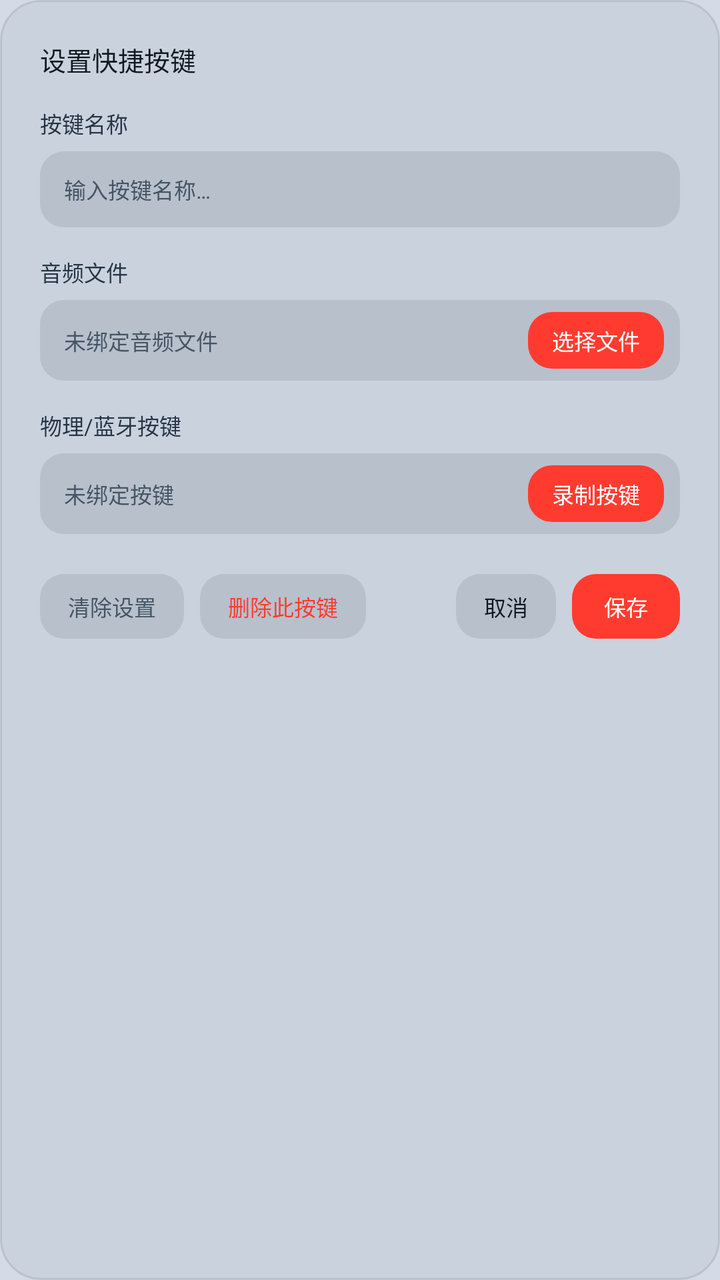
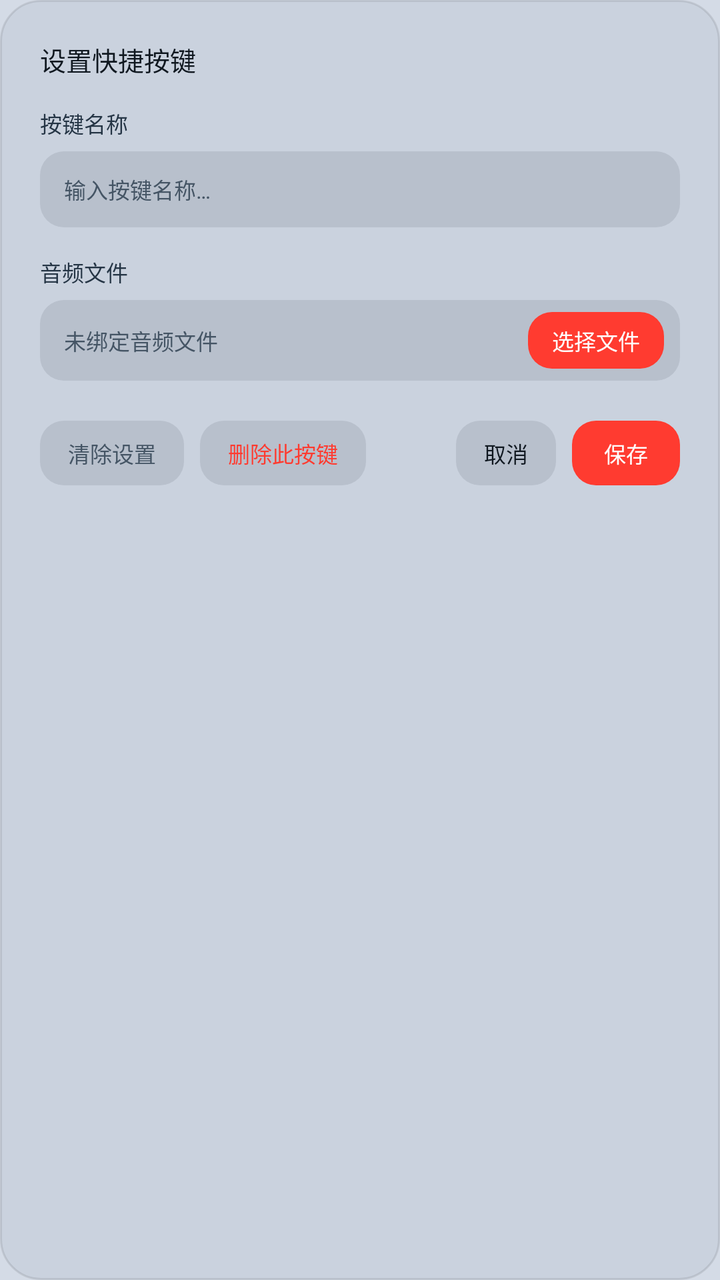

Screens rendered from an Android XML layout before and after an edit, with the pre-edit source and the edit as a unified diff.
<!-- AndroidManifest.xml: application theme Theme.Hey -->
<!-- res/layout/dialog_quick_sound_setup.xml -->
<?xml version="1.0" encoding="utf-8"?>
<LinearLayout xmlns:android="http://schemas.android.com/apk/res/android"
    android:layout_width="match_parent"
    android:layout_height="wrap_content"
    android:background="@drawable/bg_dialog"
    android:orientation="vertical"
    android:padding="20dp">

    <TextView
        android:id="@+id/dialogTitle"
        android:layout_width="wrap_content"
        android:layout_height="wrap_content"
        android:fontFamily="sans-serif-medium"
        android:text="@string/quick_sound_dialog_title"
        android:textColor="@color/on_surface"
        android:textSize="@dimen/dialog_title_size" />

    <TextView
        android:layout_width="wrap_content"
        android:layout_height="wrap_content"
        android:layout_marginTop="14dp"
        android:text="@string/quick_sound_name_label"
        android:textColor="@color/on_surface_dim"
        android:textSize="@dimen/dialog_body_size" />

    <EditText
        android:id="@+id/editSoundName"
        android:layout_width="match_parent"
        android:layout_height="38dp"
        android:layout_marginTop="6dp"
        android:background="@drawable/bg_dialog_input"
        android:hint="@string/quick_sound_name_hint"
        android:maxLines="1"
        android:singleLine="true"
        android:paddingStart="12dp"
        android:paddingEnd="12dp"
        android:textColor="@color/on_surface"
        android:textColorHint="@color/on_surface_muted"
        android:textSize="@dimen/dialog_input_size" />

    <TextView
        android:layout_width="wrap_content"
        android:layout_height="wrap_content"
        android:layout_marginTop="14dp"
        android:text="@string/quick_sound_file_label"
        android:textColor="@color/on_surface_dim"
        android:textSize="@dimen/dialog_body_size" />

    
    <LinearLayout
        android:layout_width="match_parent"
        android:layout_height="wrap_content"
        android:layout_marginTop="6dp"
        android:background="@drawable/bg_dialog_input"
        android:gravity="center_vertical"
        android:orientation="horizontal"
        android:paddingStart="12dp"
        android:paddingEnd="8dp"
        android:paddingTop="6dp"
        android:paddingBottom="6dp">

        <TextView
            android:id="@+id/selectedFileText"
            android:layout_width="0dp"
            android:layout_height="wrap_content"
            android:layout_weight="1"
            android:ellipsize="middle"
            android:singleLine="true"
            android:text="@string/quick_sound_no_file"
            android:textColor="@color/on_surface_muted"
            android:textSize="@dimen/dialog_body_size" />

        <TextView
            android:id="@+id/btnSelectFile"
            android:layout_width="wrap_content"
            android:layout_height="wrap_content"
            android:layout_marginStart="8dp"
            android:background="@drawable/bg_dialog_button_primary"
            android:clickable="true"
            android:focusable="true"
            android:paddingStart="12dp"
            android:paddingTop="6dp"
            android:paddingEnd="12dp"
            android:paddingBottom="6dp"
            android:text="@string/quick_sound_select_file"
            android:textColor="@color/on_primary"
            android:textSize="@dimen/dialog_button_size" />
    </LinearLayout>

    
    <TextView
        android:layout_width="wrap_content"
        android:layout_height="wrap_content"
        android:layout_marginTop="14dp"
        android:text="@string/quick_sound_key_label"
        android:textColor="@color/on_surface_dim"
        android:textSize="@dimen/dialog_body_size" />

    <LinearLayout
        android:layout_width="match_parent"
        android:layout_height="wrap_content"
        android:layout_marginTop="6dp"
        android:background="@drawable/bg_dialog_input"
        android:gravity="center_vertical"
        android:orientation="horizontal"
        android:paddingStart="12dp"
        android:paddingEnd="8dp"
        android:paddingTop="6dp"
        android:paddingBottom="6dp">

        <TextView
            android:id="@+id/textKeyBinding"
            android:layout_width="0dp"
            android:layout_height="wrap_content"
            android:layout_weight="1"
            android:ellipsize="middle"
            android:singleLine="true"
            android:text="@string/quick_sound_key_unbound"
            android:textColor="@color/on_surface_muted"
            android:textSize="@dimen/dialog_body_size" />

        <TextView
            android:id="@+id/btnUnbindKey"
            android:layout_width="wrap_content"
            android:layout_height="wrap_content"
            android:layout_marginStart="8dp"
            android:background="@drawable/bg_dialog_button"
            android:clickable="true"
            android:focusable="true"
            android:paddingStart="10dp"
            android:paddingTop="6dp"
            android:paddingEnd="10dp"
            android:paddingBottom="6dp"
            android:text="@string/quick_sound_btn_unbind"
            android:textColor="@color/on_surface_muted"
            android:textSize="@dimen/dialog_button_size"
            android:visibility="gone" />

        <TextView
            android:id="@+id/btnBindKey"
            android:layout_width="wrap_content"
            android:layout_height="wrap_content"
            android:layout_marginStart="8dp"
            android:background="@drawable/bg_dialog_button_primary"
            android:clickable="true"
            android:focusable="true"
            android:paddingStart="12dp"
            android:paddingTop="6dp"
            android:paddingEnd="12dp"
            android:paddingBottom="6dp"
            android:text="@string/quick_sound_btn_bind"
            android:textColor="@color/on_primary"
            android:textSize="@dimen/dialog_button_size" />
    </LinearLayout>

    
    <LinearLayout
        android:layout_width="match_parent"
        android:layout_height="wrap_content"
        android:layout_marginTop="20dp"
        android:gravity="center_vertical"
        android:orientation="horizontal">

        <TextView
            android:id="@+id/btnClear"
            android:layout_width="wrap_content"
            android:layout_height="wrap_content"
            android:background="@drawable/bg_dialog_button"
            android:clickable="true"
            android:focusable="true"
            android:paddingStart="14dp"
            android:paddingTop="8dp"
            android:paddingEnd="14dp"
            android:paddingBottom="8dp"
            android:text="@string/quick_sound_clear"
            android:textColor="@color/on_surface_muted"
            android:textSize="@dimen/dialog_button_size" />

        <TextView
            android:id="@+id/btnDelete"
            android:layout_width="wrap_content"
            android:layout_height="wrap_content"
            android:layout_marginStart="8dp"
            android:background="@drawable/bg_dialog_button"
            android:clickable="true"
            android:focusable="true"
            android:paddingStart="14dp"
            android:paddingTop="8dp"
            android:paddingEnd="14dp"
            android:paddingBottom="8dp"
            android:text="@string/quick_sound_delete_button"
            android:textColor="@color/red_primary"
            android:textSize="@dimen/dialog_button_size" />

        <Space
            android:layout_width="0dp"
            android:layout_height="1dp"
            android:layout_weight="1" />

        <TextView
            android:id="@+id/btnCancel"
            android:layout_width="wrap_content"
            android:layout_height="wrap_content"
            android:background="@drawable/bg_dialog_button"
            android:clickable="true"
            android:focusable="true"
            android:paddingStart="14dp"
            android:paddingTop="8dp"
            android:paddingEnd="14dp"
            android:paddingBottom="8dp"
            android:text="@string/permission_dialog_cancel"
            android:textColor="@color/on_surface"
            android:textSize="@dimen/dialog_button_size" />

        <TextView
            android:id="@+id/btnSave"
            android:layout_width="wrap_content"
            android:layout_height="wrap_content"
            android:layout_marginStart="8dp"
            android:background="@drawable/bg_dialog_button_primary"
            android:clickable="true"
            android:focusable="true"
            android:paddingStart="16dp"
            android:paddingTop="8dp"
            android:paddingEnd="16dp"
            android:paddingBottom="8dp"
            android:text="@string/quick_sound_save"
            android:textColor="@color/on_primary"
            android:textSize="@dimen/dialog_button_size" />
    </LinearLayout>
</LinearLayout>
<!-- resources referenced by this layout -->
<resources>
  <color name="on_primary">#FFFFFFFF</color>
  <color name="on_surface">#FF101820</color>
  <color name="on_surface_dim">#FF253545</color>
  <color name="on_surface_muted">#FF455565</color>
  <color name="red_primary">#FFFF3B30</color>
  <dimen name="dialog_body_size">11sp</dimen>
  <dimen name="dialog_button_size">11sp</dimen>
  <dimen name="dialog_input_size">11sp</dimen>
  <dimen name="dialog_title_size">13sp</dimen>
  <!-- drawable bg_dialog (drawable) -->
  <?xml version="1.0" encoding="utf-8"?>
  <shape xmlns:android="http://schemas.android.com/apk/res/android"
      android:shape="rectangle">
      <solid android:color="#FFCAD2DE" />
      <corners android:radius="20dp" />
      <stroke android:width="1dp" android:color="#18000000" />
  </shape>
  <!-- drawable bg_dialog_button (drawable) -->
  <?xml version="1.0" encoding="utf-8"?>
  <ripple xmlns:android="http://schemas.android.com/apk/res/android"
      android:color="#20000000">
      <item>
          <shape android:shape="rectangle">
              <solid android:color="#FFB8C0CC" />
              <corners android:radius="12dp" />
          </shape>
      </item>
  </ripple>
  <!-- drawable bg_dialog_button_primary (drawable) -->
  <?xml version="1.0" encoding="utf-8"?>
  <ripple xmlns:android="http://schemas.android.com/apk/res/android"
      android:color="#30FFFFFF">
      <item>
          <shape android:shape="rectangle">
              <solid android:color="#FFFF3B30" />
              <corners android:radius="12dp" />
          </shape>
      </item>
  </ripple>
  <!-- drawable bg_dialog_input (drawable) -->
  <?xml version="1.0" encoding="utf-8"?>
  <shape xmlns:android="http://schemas.android.com/apk/res/android"
      android:shape="rectangle">
      <solid android:color="#FFB8C0CC" />
      <corners android:radius="12dp" />
  </shape>
  <string name="permission_dialog_cancel">取消</string>
  <string name="quick_sound_btn_bind">录制按键</string>
  <string name="quick_sound_btn_unbind">解绑</string>
  <string name="quick_sound_clear">清除设置</string>
  <string name="quick_sound_delete_button">删除此按键</string>
  <string name="quick_sound_dialog_title">设置快捷按键</string>
  <string name="quick_sound_file_label">音频文件</string>
  <string name="quick_sound_key_label">物理/蓝牙按键</string>
  <string name="quick_sound_key_unbound">未绑定按键</string>
  <string name="quick_sound_name_hint">输入按键名称…</string>
  <string name="quick_sound_name_label">按键名称</string>
  <string name="quick_sound_no_file">未绑定音频文件</string>
  <string name="quick_sound_save">保存</string>
  <string name="quick_sound_select_file">选择文件</string>
  <style name="Theme.Hey" parent="Theme.MaterialComponents.Light.NoActionBar">
          <item name="android:windowBackground">@color/background_dark</item>
          <item name="android:statusBarColor">@android:color/transparent</item>
          <item name="android:navigationBarColor">@android:color/transparent</item>
          <item name="colorPrimary">@color/red_primary</item>
          <item name="colorPrimaryVariant">@color/red_dark</item>
          <item name="colorOnPrimary">@color/on_primary</item>
          <item name="colorSurface">@color/surface_dark</item>
          <item name="colorOnSurface">@color/on_surface</item>
          <item name="android:textColorPrimary">@color/on_surface</item>
          <item name="android:textColorSecondary">@color/on_surface_dim</item>
      </style>
  <color name="background_dark">#FFD4DBE6</color>
  <color name="red_dark">#FFCC0000</color>
  <color name="surface_dark">#FFC5CCD8</color>
</resources>

<!-- the commit's change to res/layout/dialog_quick_sound_setup.xml (unified diff, before → after) -->
@@ -87,71 +87,6 @@
             android:textSize="@dimen/dialog_button_size" />
     </LinearLayout>
 
-    
-    <TextView
-        android:layout_width="wrap_content"
-        android:layout_height="wrap_content"
-        android:layout_marginTop="14dp"
-        android:text="@string/quick_sound_key_label"
-        android:textColor="@color/on_surface_dim"
-        android:textSize="@dimen/dialog_body_size" />
-
-    <LinearLayout
-        android:layout_width="match_parent"
-        android:layout_height="wrap_content"
-        android:layout_marginTop="6dp"
-        android:background="@drawable/bg_dialog_input"
-        android:gravity="center_vertical"
-        android:orientation="horizontal"
-        android:paddingStart="12dp"
-        android:paddingEnd="8dp"
-        android:paddingTop="6dp"
-        android:paddingBottom="6dp">
-
-        <TextView
-            android:id="@+id/textKeyBinding"
-            android:layout_width="0dp"
-            android:layout_height="wrap_content"
-            android:layout_weight="1"
-            android:ellipsize="middle"
-            android:singleLine="true"
-            android:text="@string/quick_sound_key_unbound"
-            android:textColor="@color/on_surface_muted"
-            android:textSize="@dimen/dialog_body_size" />
-
-        <TextView
-            android:id="@+id/btnUnbindKey"
-            android:layout_width="wrap_content"
-            android:layout_height="wrap_content"
-            android:layout_marginStart="8dp"
-            android:background="@drawable/bg_dialog_button"
-            android:clickable="true"
-            android:focusable="true"
-            android:paddingStart="10dp"
-            android:paddingTop="6dp"
-            android:paddingEnd="10dp"
-            android:paddingBottom="6dp"
-            android:text="@string/quick_sound_btn_unbind"
-            android:textColor="@color/on_surface_muted"
-            android:textSize="@dimen/dialog_button_size"
-            android:visibility="gone" />
-
-        <TextView
-            android:id="@+id/btnBindKey"
-            android:layout_width="wrap_content"
-            android:layout_height="wrap_content"
-            android:layout_marginStart="8dp"
-            android:background="@drawable/bg_dialog_button_primary"
-            android:clickable="true"
-            android:focusable="true"
-            android:paddingStart="12dp"
-            android:paddingTop="6dp"
-            android:paddingEnd="12dp"
-            android:paddingBottom="6dp"
-            android:text="@string/quick_sound_btn_bind"
-            android:textColor="@color/on_primary"
-            android:textSize="@dimen/dialog_button_size" />
-    </LinearLayout>
 
     
     <LinearLayout
<!-- resource entries referenced after the edit -->
@@ -47,14 +47,10 @@
       <corners android:radius="12dp" />
   </shape>
   <string name="permission_dialog_cancel">取消</string>
-  <string name="quick_sound_btn_bind">录制按键</string>
-  <string name="quick_sound_btn_unbind">解绑</string>
   <string name="quick_sound_clear">清除设置</string>
   <string name="quick_sound_delete_button">删除此按键</string>
   <string name="quick_sound_dialog_title">设置快捷按键</string>
   <string name="quick_sound_file_label">音频文件</string>
-  <string name="quick_sound_key_label">物理/蓝牙按键</string>
-  <string name="quick_sound_key_unbound">未绑定按键</string>
   <string name="quick_sound_name_hint">输入按键名称…</string>
   <string name="quick_sound_name_label">按键名称</string>
   <string name="quick_sound_no_file">未绑定音频文件</string>
